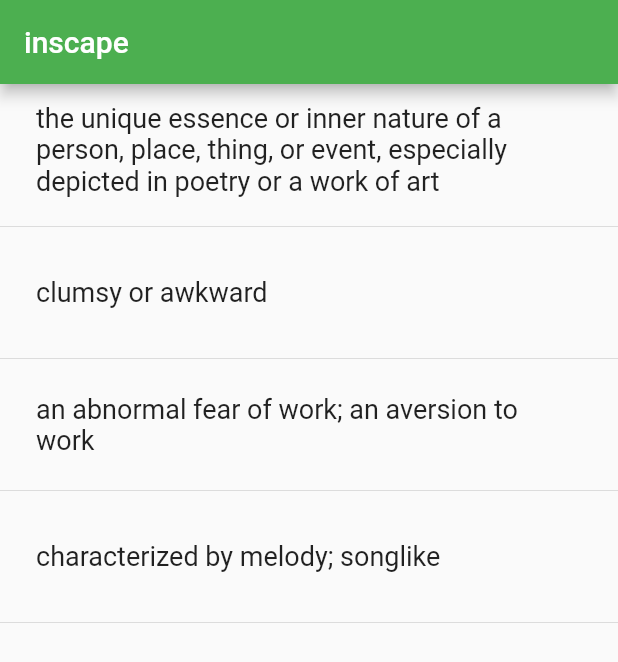
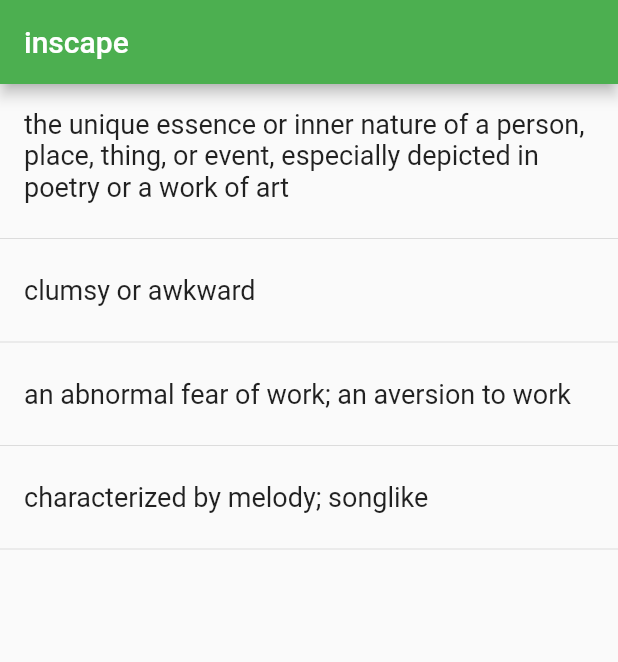
Before and after one commit to kgiannakakis/word_study, a Flutter app: the screen it shows after launch, on a phone screen of 412 x 824 dp. Shown: the top 662 px of the screen. Run offline on Flutter 3.47's test engine with Material 2 defaults, Android fonts, the phone set to English and light mode, and no system bars.

Commit message:
Removed ListTile

```diff
--- a/lib/option.dart
+++ b/lib/option.dart
@@ -5,18 +5,19 @@ typedef void OptionTapped(int index);
 
 class Option extends StatelessWidget {
   final QuizOption quizOption;
-  final  OptionTapped onTap;
+  final OptionTapped onTap;
   final AnimationController animationController;
   final int optionIndex;
 
   final _biggerFont = const TextStyle(fontSize: 18.0);
+  final _biggerInvisibleFont = const TextStyle(fontSize: 18.0, color: Colors.transparent);
 
   Option({this.quizOption, this.onTap, this.optionIndex, this.animationController});
 
   @override
   Widget build(BuildContext context) {
     return new Padding(
-        padding: const EdgeInsets.all(8.0),
+        padding: const EdgeInsets.all(16.0),
         child: new Stack(
             children: [
               new Row(
@@ -25,22 +26,25 @@ class Option extends StatelessWidget {
                     child: new SizeTransition(
                         sizeFactor: new CurvedAnimation(
                             parent: animationController, curve: Curves.easeOut),
+                        axis: Axis.vertical,
                         axisAlignment: 0.0,
                         child: new Container(
-                            constraints: new BoxConstraints.expand(
-                                height: 60.0),
                             decoration: new BoxDecoration(color:
-                            quizOption.isSelected ? Colors.red : Colors.yellow)
+                                quizOption.isSelected ? Colors.red : Colors.yellow),
+                            child: new Center(
+                              child: new Text(quizOption.meaning, style: _biggerInvisibleFont)
+                            ),
                         )
                     ),
                   )
                 ],
               ),
-              new ListTile(title: new Text(quizOption.meaning, style: _biggerFont),
-                  onTap: () {
-                    onTap(optionIndex);
-                  }
-              )]
+              new GestureDetector(
+                child: new Text(quizOption.meaning, style: _biggerFont),
+                onTap: () {
+                  onTap(optionIndex);
+                })
+              ]
         )
     );
   }
--- a/lib/wordstudy.dart
+++ b/lib/wordstudy.dart
@@ -52,7 +52,7 @@ class WordStudyState extends State<WordStudy> with TickerProviderStateMixin {
         optionIndex: i,
         onTap: _handleWordTapped,
         animationController: new AnimationController(
-          duration: new Duration(milliseconds: 700),
+          duration: new Duration(milliseconds: 200),
           vsync: this,
         )
     );
```
